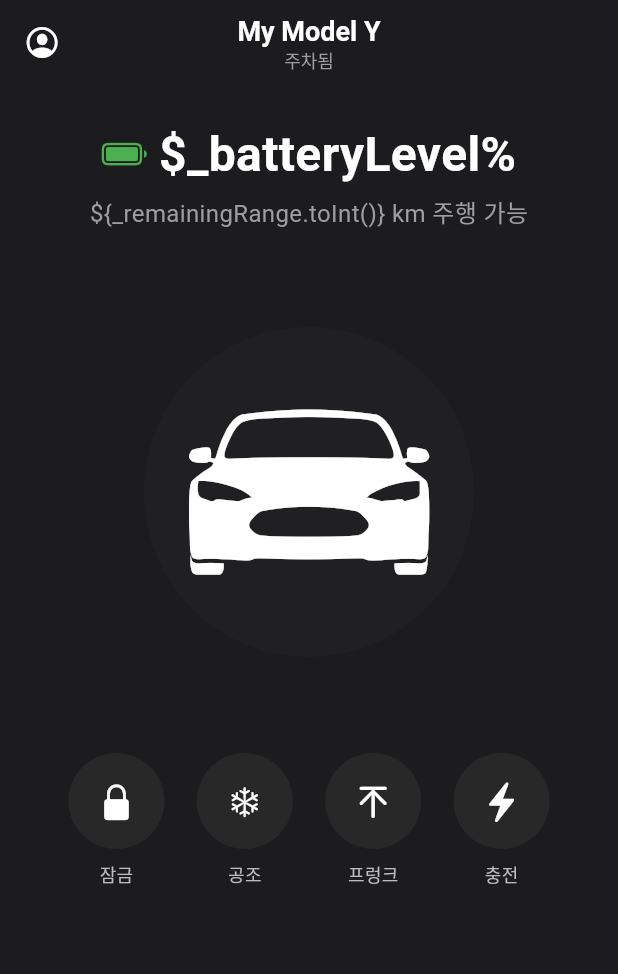
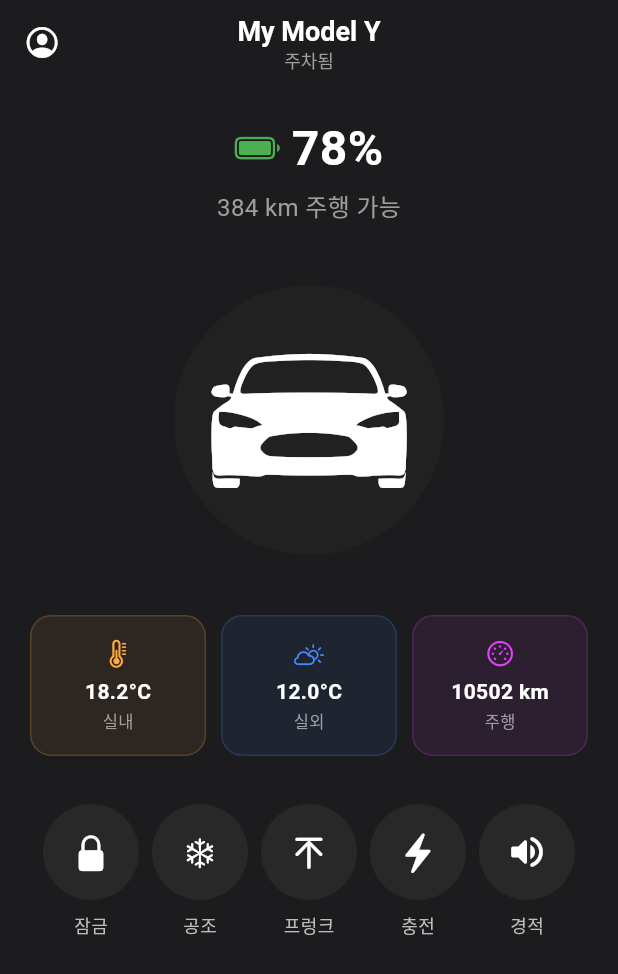
Before and after one commit to hadongil19822-blip/tesla, a Flutter app: the HomeScreen screen opened directly, on a phone screen of 412 x 824 dp. Shown: the top 974 px of the screen. Run offline on Flutter 3.47's test engine with Material 3 defaults, Android fonts, the phone set to English and light mode, and no system bars; our stand-ins replace flutter_tts, geolocator, shared_preferences, web; missing offline and left inert: dart:ui_web; accounts and stored records are empty; network calls fail.

Commit message:
feat: entertainment + home improvements

```diff
--- a/lib/screens/home_screen.dart
+++ b/lib/screens/home_screen.dart
@@ -20,6 +20,9 @@
   double _remainingRange = 0;
   bool _isLocked = true;
   bool _isClimateOn = false;
+  double _insideTemp = 0;
+  double _outsideTemp = 0;
+  double _odometer = 0;
 
   // 애니메이션 (차량 발광 효과)
   late AnimationController _glowController;
@@ -45,9 +48,12 @@
         _remainingRange = data['charge_state']['est_battery_range'];
         _isLocked = data['vehicle_state']['locked'];
         _isClimateOn = data['climate_state']['is_climate_on'];
+        _insideTemp = (data['climate_state']['inside_temp'] as num).toDouble();
+        _outsideTemp = (data['climate_state']['outside_temp'] as num).toDouble();
+        _odometer = (data['vehicle_state']['odometer'] as num).toDouble();
       });
     } catch (e) {
-      debugPrint("API 로드 실패: \$e");
+      debugPrint("API 로드 실패: $e");
     } finally {
       if(mounted) setState(() => _isLoading = false);
     }
@@ -55,22 +61,20 @@
 
   void _toggleLock() async {
     final nextState = !_isLocked;
-    // 1. 빠른 응답성 (Optimitic UI 업데이트)
     setState(() => _isLocked = nextState);
 
-    // 2. 백그라운드로 서버 통신
     bool success = await _apiService.toggleLock(nextState);
     if (!success) {
-      if(mounted) setState(() => _isLocked = !nextState); // 실패하면 되돌림
-      ScaffoldMessenger.of(context).showSnackBar(const SnackBar(content: Text('통신 실패: 다시 시도해주세요.')));
+      if(mounted) setState(() => _isLocked = !nextState);
+      if(mounted) ScaffoldMessenger.of(context).showSnackBar(const SnackBar(content: Text('통신 실패: 다시 시도해주세요.')));
     } else {
-      ScaffoldMessenger.of(context).showSnackBar(SnackBar(content: Text(nextState ? '차량이 잠겼습니다. 🔒' : '차량 문이 열렸습니다. 🔓')));
+      if(mounted) ScaffoldMessenger.of(context).showSnackBar(SnackBar(content: Text(nextState ? '차량이 잠겼습니다. 🔒' : '차량 문이 열렸습니다. 🔓')));
     }
   }
 
   void _openFrunk() async {
     bool success = await _apiService.openFrunk();
-    if (success) {
+    if (success && mounted) {
       ScaffoldMessenger.of(context).showSnackBar(const SnackBar(content: Text('프렁크를 엽니다. 🚘')));
     }
   }
@@ -80,7 +84,7 @@
     setState(() => _isClimateOn = nextState);
 
     bool success = await _apiService.toggleClimate(nextState);
-    if (success) {
+    if (success && mounted) {
       ScaffoldMessenger.of(context).showSnackBar(SnackBar(content: Text(nextState ? '에어컨을 켰습니다. ❄️ (22°C)' : '공조를 껐습니다.')));
     }
   }
@@ -99,18 +103,12 @@
         elevation: 0,
         leading: IconButton(
           icon: const Icon(CupertinoIcons.person_crop_circle),
-          onPressed: () {}, // 설정 화면 이동
+          onPressed: () {},
         ),
         title: Column(
           children: [
-            Text(
-              _carName,
-              style: const TextStyle(fontSize: 18, fontWeight: FontWeight.bold),
-            ),
-            const Text(
-              '주차됨',
-              style: TextStyle(fontSize: 12, color: Colors.grey),
-            ),
+            Text(_carName, style: const TextStyle(fontSize: 18, fontWeight: FontWeight.bold)),
+            const Text('주차됨', style: TextStyle(fontSize: 12, color: Colors.grey)),
           ],
         ),
         centerTitle: true,
@@ -120,7 +118,7 @@
         child: SingleChildScrollView(
           physics: const AlwaysScrollableScrollPhysics(),
           child: Padding(
-            padding: const EdgeInsets.all(24.0),
+            padding: const EdgeInsets.all(20.0),
             child: _isLoading
                 ? const Center(child: Padding(
                   padding: EdgeInsets.only(top: 100.0),
@@ -129,7 +127,7 @@
                 : Column(
               crossAxisAlignment: CrossAxisAlignment.center,
               children: [
-                // 1. 배터리 상태 표시 섹션
+                // 1. 배터리 상태
                 Row(
                   mainAxisAlignment: MainAxisAlignment.center,
                   children: [
@@ -139,59 +137,67 @@
                       size: 30
                     ),
                     const SizedBox(width: 8),
-                    Text(
-                      '\$_batteryLevel%',
-                      style: const TextStyle(fontSize: 32, fontWeight: FontWeight.w600),
-                    ),
+                    Text('$_batteryLevel%',
+                      style: const TextStyle(fontSize: 32, fontWeight: FontWeight.w600)),
                   ],
                 ),
                 const SizedBox(height: 4),
-                Text(
-                  '\${_remainingRange.toInt()} km 주행 가능',
-                  style: const TextStyle(color: Colors.grey, fontSize: 16),
-                ),
+                Text('${_remainingRange.toInt()} km 주행 가능',
+                  style: const TextStyle(color: Colors.grey, fontSize: 16)),
 
-                const SizedBox(height: 64),
+                const SizedBox(height: 40),
 
-                // 2. 차량 이미지 (발광 애니메이션 적용 등 퀄리티 보완)
+                // 2. 차량 이미지
                 AnimatedBuilder(
                   animation: _glowAnimation,
                   builder: (context, child) {
                     return Container(
-                      height: 220,
-                      width: 220,
+                      height: 180,
+                      width: 180,
                       decoration: BoxDecoration(
-                        color: Colors.white.withOpacity(0.02),
+                        color: Colors.white.withValues(alpha: 0.02),
                         shape: BoxShape.circle,
                         boxShadow: [
                           if (!_isLocked)
                             BoxShadow(
-                              color: Colors.blueAccent.withOpacity(0.4),
+                              color: Colors.blueAccent.withValues(alpha: 0.4),
                               blurRadius: _glowAnimation.value * 3,
                               spreadRadius: _glowAnimation.value,
                             ),
-                          if (_isClimateOn) // 에어컨 켜져있으면 얼음색 글로우
+                          if (_isClimateOn)
                             BoxShadow(
-                              color: Colors.lightBlue.withOpacity(0.3),
+                              color: Colors.lightBlue.withValues(alpha: 0.3),
                               blurRadius: _glowAnimation.value * 4,
                               spreadRadius: _glowAnimation.value + 2,
                             ),
                         ],
                       ),
                       child: const Center(
-                        child: Icon(
-                          CupertinoIcons.car_detailed,
-                          size: 160,
-                          color: Colors.white,
-                        ),
+                        child: Icon(CupertinoIcons.car_detailed, size: 130, color: Colors.white),
                       ),
                     );
                   }
                 ),
 
-                const SizedBox(height: 64),
+                const SizedBox(height: 40),
 
-                // 3. 퀵 액션 버튼
+                // 3. 퀵 상태 카드
+                Row(
+                  children: [
+                    _buildStatusCard('실내', '${_insideTemp.toStringAsFixed(1)}°C',
+                        CupertinoIcons.thermometer, Colors.orangeAccent),
+                    const SizedBox(width: 10),
+                    _buildStatusCard('실외', '${_outsideTemp.toStringAsFixed(1)}°C',
+                        CupertinoIcons.cloud_sun, Colors.blueAccent),
+                    const SizedBox(width: 10),
+                    _buildStatusCard('주행', '${_odometer.toInt()} km',
+                        CupertinoIcons.speedometer, Colors.purpleAccent),
+                  ],
+                ),
+
+                const SizedBox(height: 32),
+
+                // 4. 퀵 액션 버튼
                 Row(
                   mainAxisAlignment: MainAxisAlignment.spaceEvenly,
                   children: [
@@ -221,6 +227,15 @@
                         );
                       },
                     ),
+                    ActionButton(
+                      icon: Icons.volume_up_rounded,
+                      label: '경적',
+                      onTap: () {
+                        ScaffoldMessenger.of(context).showSnackBar(
+                          const SnackBar(content: Text('빵! 🔊')),
+                        );
+                      },
+                    ),
                   ],
                 ),
               ],
@@ -230,4 +245,28 @@
       ),
     );
   }
+
+  Widget _buildStatusCard(String label, String value, IconData icon, Color color) {
+    return Expanded(
+      child: Container(
+        padding: const EdgeInsets.symmetric(vertical: 14, horizontal: 10),
+        decoration: BoxDecoration(
+          color: color.withValues(alpha: 0.08),
+          borderRadius: BorderRadius.circular(14),
+          border: Border.all(color: color.withValues(alpha: 0.2)),
+        ),
+        child: Column(
+          children: [
+            Icon(icon, color: color, size: 20),
+            const SizedBox(height: 6),
+            Text(value,
+                style: const TextStyle(fontSize: 14, fontWeight: FontWeight.bold)),
+            const SizedBox(height: 2),
+            Text(label,
+                style: TextStyle(fontSize: 11, color: Colors.grey[500])),
+          ],
+        ),
+      ),
+    );
+  }
 }
```
Also changed, not shown: lib/screens/entertainment_screen.dart (added, +389 -0 lines), lib/screens/main_screen.dart (+8 -0 lines).
